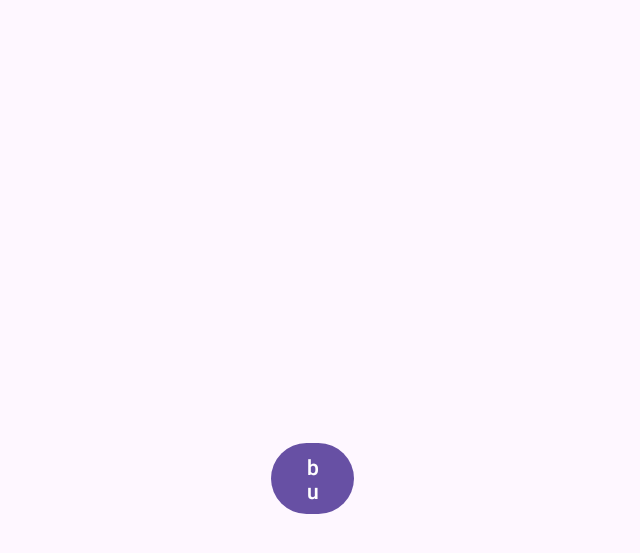
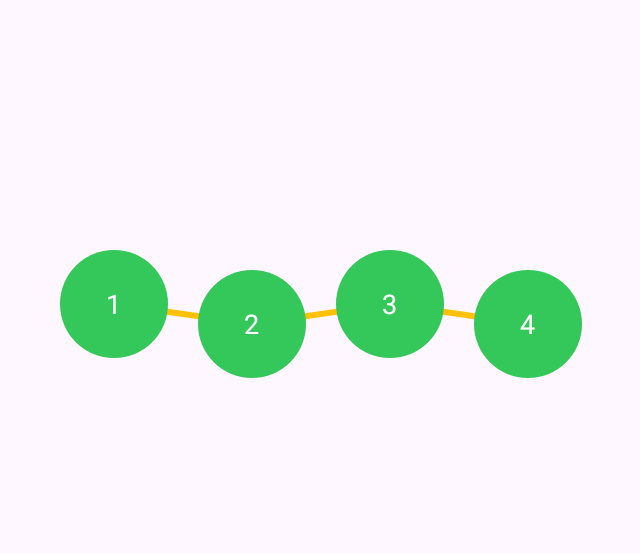
Before and after one commit to Cornalewski/virtual_piano, an Android app: the screen it shows after launch (Level_selection), on a phone screen of 824 x 412 dp (held sideways). Shown: the top 553 px of the screen, without its empty margins (18-658 px from the left). Run offline under Robolectric (Android 15) with nearby library versions, the phone set to English and light mode, and no system bars.

Commit message:
making selection screen

```diff
--- a/app/build.gradle.kts
+++ b/app/build.gradle.kts
@@ -37,6 +37,7 @@ dependencies {
     implementation(libs.material)
     implementation(libs.activity)
     implementation(libs.constraintlayout)
+    implementation(libs.recyclerview)
     testImplementation(libs.junit)
     androidTestImplementation(libs.ext.junit)
     androidTestImplementation(libs.espresso.core)
--- /dev/null
+++ b/app/src/main/java/com/example/virtual_piano/Level.java
@@ -0,0 +1,39 @@
+package com.example.virtual_piano;
+
+public class Level {
+    public String partituraPath;
+    public int numero;
+    public boolean desbloqueado;
+    public int estrelas;
+
+    public Level(int numero, String partituraPath, boolean desbloqueado, int estrelas) {
+        this.numero = numero;
+        this.partituraPath = partituraPath;
+        this.desbloqueado = desbloqueado;
+        this.estrelas = estrelas;
+    }
+
+    public int getNumero() {
+        return numero;
+    }
+
+    public String getPartituraPath() {
+        return partituraPath;
+    }
+
+    public boolean isDesbloqueado() {
+        return desbloqueado;
+    }
+
+    public void setDesbloqueado(boolean desbloqueado) {
+        this.desbloqueado = desbloqueado;
+    }
+
+    public int getEstrelas() {
+        return estrelas;
+    }
+
+    public void setEstrelas(int estrelas) {
+        this.estrelas = estrelas;
+    }
+}
--- /dev/null
+++ b/app/src/main/java/com/example/virtual_piano/LevelAdapter.java
@@ -0,0 +1,136 @@
+package com.example.virtual_piano;
+import static androidx.core.util.TypedValueCompat.dpToPx;
+
+import android.content.Context;
+import android.graphics.Color;
+import android.util.DisplayMetrics;
+import android.view.LayoutInflater;
+import android.view.View;
+import android.view.ViewGroup;
+import android.widget.ImageView;
+import android.widget.TextView;
+
+import androidx.annotation.NonNull;
+import androidx.recyclerview.widget.RecyclerView;
+
+import java.util.List;
+
+public class LevelAdapter extends RecyclerView.Adapter<LevelAdapter.LevelVH> {
+
+    private static List<Level> listaDeNiveis;
+    private static OnLevelClickListener listener; // interface para clique
+
+    public LevelAdapter(List<Level> lista) {
+        this.listaDeNiveis = lista;
+    }
+
+    public void setOnLevelClickListener(OnLevelClickListener l) {
+        this.listener = l;
+    }
+
+    @Override
+    public void onBindViewHolder(@NonNull LevelVH holder, int position) {
+        Level lvl = listaDeNiveis.get(position);
+        holder.bind(lvl);
+
+        DisplayMetrics metrics = holder.itemView.getContext()
+                .getResources()
+                .getDisplayMetrics();
+
+        RecyclerView.LayoutParams params =
+                (RecyclerView.LayoutParams) holder.itemView.getLayoutParams();
+
+        // 1) Espaçamento ENTRE iténs, na direção de rolagem (agora HORIZONTAL):
+        int spacingDp = 20;
+        int spacingPx = (int) dpToPx(spacingDp, metrics);
+        params.leftMargin = spacingPx;
+        if (position == listaDeNiveis.size() - 1) {
+            params.rightMargin = spacingPx;
+        } else {
+            params.rightMargin = 0;
+        }
+
+        // 2) Zig-zag VERTICAL: item par em cima, ímpar embaixo (ou vice-versa).
+        int zigzagDp = 180;
+        int zigzagPx = (int) dpToPx(zigzagDp, metrics);
+
+        // Zera margens verticais antes de definir:
+        params.topMargin = 0;
+        params.bottomMargin = 0;
+
+        if (position % 2 == 0) {
+            // posição par → empurra para CIMA (diminuindo espaço em cima → maior space embaixo)
+            params.topMargin = 250;
+            params.bottomMargin = zigzagPx;
+        } else {
+            // posição ímpar → empurra para BAIXO
+            params.topMargin = zigzagPx;
+            params.bottomMargin = 0;
+        }
+
+        holder.itemView.setLayoutParams(params);
+    }
+
+
+    @NonNull
+    @Override
+    public LevelVH onCreateViewHolder(@NonNull ViewGroup parent, int viewType) {
+        View view = LayoutInflater.from(parent.getContext())
+                .inflate(R.layout.level_item, parent, false);
+        return new LevelVH(view);
+    }
+
+    @Override
+    public int getItemCount() {
+        return listaDeNiveis.size();
+    }
+
+    static class LevelVH extends RecyclerView.ViewHolder {
+        ImageView imgBg, imgStarsOrCrown, imgFriend;
+        TextView tvNumber;
+
+        public LevelVH(@NonNull View itemView) {
+            super(itemView);
+            imgBg = itemView.findViewById(R.id.imgLevelBg);
+            tvNumber = itemView.findViewById(R.id.tvLevelNumber);
+            imgStarsOrCrown = itemView.findViewById(R.id.imgStarsOrCrown);
+            imgFriend = itemView.findViewById(R.id.imgFriendBadge);
+
+            itemView.setOnClickListener(v -> {
+                int idx = getAdapterPosition();
+                if (idx != RecyclerView.NO_POSITION && listener != null) {
+                    listener.onLevelClicked(listaDeNiveis.get(idx));
+                }
+            });
+        }
+
+        public void bind(Level lvl) {
+            // 1) Número
+            tvNumber.setText(String.valueOf(lvl.numero));
+
+            // 2) Estado “trancado X desbloqueado”
+            if (lvl.estrelas == 3) {
+                imgStarsOrCrown.setVisibility(View.VISIBLE);
+                //substutuir por ic_crown
+                imgStarsOrCrown.setImageResource(R.drawable.ic_star_filled);
+            } else if (lvl.estrelas > 0) {
+                imgStarsOrCrown.setVisibility(View.VISIBLE);
+                switch (lvl.estrelas) {
+                    case 1:
+                        //substutuir por ic_1star
+                        imgStarsOrCrown.setImageResource(R.drawable.ic_star_filled);
+                        break;
+                    case 2:
+                        //substutuir por ic_2star
+                        imgStarsOrCrown.setImageResource(R.drawable.ic_star_filled);
+                        break;
+                }
+            } else {
+                imgStarsOrCrown.setVisibility(View.GONE);
+            }
+        }
+    }
+        public interface OnLevelClickListener {
+            void onLevelClicked(Level level);
+        }
+}
--- a/app/src/main/java/com/example/virtual_piano/Level_selection.java
+++ b/app/src/main/java/com/example/virtual_piano/Level_selection.java
@@ -1,6 +1,8 @@
 package com.example.virtual_piano;
 
+import android.content.Context;
 import android.content.Intent;
+import android.content.res.AssetManager;
 import android.os.Bundle;
 import android.view.MotionEvent;
 import android.view.View;
@@ -8,77 +10,81 @@ import android.view.WindowManager;
 import android.widget.Button;
 import android.widget.TextView;
 import androidx.activity.EdgeToEdge;
+import androidx.annotation.NonNull;
 import androidx.annotation.Nullable;
 import androidx.appcompat.app.AppCompatActivity;
+import androidx.recyclerview.widget.LinearLayoutManager;
+import androidx.recyclerview.widget.RecyclerView;
+
+import java.io.IOException;
+import java.io.InputStream;
+import java.util.ArrayList;
+import java.util.List;
+import java.util.Objects;
 
 public class Level_selection extends AppCompatActivity {
-   Button b_selection,proximo;
-   TextView tv;
-   View card_box;
-    public static String[] removeElement(String[] arr, int index) {
-        if (arr == null || index >= arr.length) {
-            return arr; // Or throw an exception for invalid input
+
+    public Level_selection() throws IOException {
+    }
+    Level nives;
+    List<Level> listaDeNiveis = new ArrayList<>();
+
+    public void Carregar_Niveis(Context context, List<Level> listaDeNiveis) throws IOException {
+        AssetManager am = context.getAssets();
+        String[] aLevels = am.list("levels");
+        for (int i = 0; i< Objects.requireNonNull(aLevels).length; i++){
+            Level level = new Level(i+1,aLevels[i],false,0);
+            listaDeNiveis.add(level);
         }
-       if (index < 0){
-           index = arr.length -1;
-       }
-        String[] newArray = new String[arr.length - 1];
-        System.arraycopy(arr, 0, newArray, 0, index);
-        System.arraycopy(arr, index + 1, newArray, index, arr.length - index - 1);
-        return newArray;
-    }
-    public void mostrarCardBox(View v,String path) {
-        View cardBox = findViewById(R.id.card_view);
-        tv = findViewById(R.id.texto_caixa);
-        String[] temp = (path.split("[._]"));
-        temp = removeElement(temp,-1);
-        tv.setText(String.join(" ",temp).toUpperCase());
-        v.setOnTouchListener((view, event) -> {
-            switch (event.getAction()) {
-                case MotionEvent.ACTION_DOWN:
-                    cardBox.setVisibility(View.VISIBLE);
-                    return true;
-
-                case MotionEvent.ACTION_UP:
-                    view.performClick();
-                    return true;
-            }
-            return false;
-        });
-    }
-    public void proxima_tela(String path){
-      Intent it = new Intent(getBaseContext(),Play_music.class);
-      it.putExtra("Partitura",path);
-      setIntent(it);
-      startActivity(it);
-    }
-    public void Tela_musica(View v,String path){
-        mostrarCardBox(b_selection,path);
-        v.setOnTouchListener((view,event) ->{
-
-            switch (event.getAction()){
-                case MotionEvent.ACTION_DOWN:
-                    return true;
-                case MotionEvent.ACTION_UP:
-                    view.performClick();
-                    proxima_tela(path);
-                    return  true;
-            }
-            return false;
-        });
     }
 
+
+    @Override
+    public AssetManager getAssets() {
+        return super.getAssets();
+    }
+
+    @Override
     protected void onCreate(@Nullable Bundle savedInstanceState) {
         super.onCreate(savedInstanceState);
-        this.getWindow().setFlags(WindowManager.LayoutParams.FLAG_FULLSCREEN, WindowManager.LayoutParams.FLAG_FULLSCREEN);
-        EdgeToEdge.enable(this);
         setContentView(R.layout.selection_screen);
-        b_selection = findViewById(R.id.Level_1);
-        proximo = findViewById(R.id.iniciar);
-        Tela_musica(proximo,"ode_alegria.txt");
+        RecyclerView rvLevels = findViewById(R.id.rvLevels);
+        PathCanvasView pathCanvas = findViewById(R.id.pathCanvas);
 
+        // 1) Configurar LayoutManager
+        rvLevels.setLayoutManager(new LinearLayoutManager(this, RecyclerView.HORIZONTAL, false));
 
+        // 2) Popular lista de níveis
+        try {
+            Carregar_Niveis(this, listaDeNiveis);
+        } catch (IOException e) {
+            e.printStackTrace();
+        }
 
+        // 3) Criar e associar o adapter *após* preencher a lista
+        LevelAdapter adapter = new LevelAdapter(listaDeNiveis);
+        adapter.setOnLevelClickListener(new LevelAdapter.OnLevelClickListener() {
+            @Override
+            public void onLevelClicked(Level level) {
+                // Abrir a tela de Play_music, por exemplo
+                Intent it = new Intent(Level_selection.this, Play_music.class);
+                it.putExtra("Partitura", level.getPartituraPath());
+                startActivity(it);
+            }
+        });
+        rvLevels.setAdapter(adapter);
+        // 4) “Linkar” o PathCanvasView para desenhar sobre o RecyclerView
+        pathCanvas.bindRecyclerView(rvLevels, adapter);
 
-    }
-}
+        // 5) Garante que, a cada scroll/alteração de layout, a linha seja redesenhada
+        rvLevels.addOnScrollListener(new RecyclerView.OnScrollListener() {
+            @Override
+            public void onScrolled(@NonNull RecyclerView recyclerView, int dx, int dy) {
+                super.onScrolled(recyclerView, dx, dy);
+                pathCanvas.invalidate();
+            }
+        });
+        rvLevels.addOnLayoutChangeListener((v, l, t, r, b, ol, ot, or, ob) -> {
+            pathCanvas.invalidate();
+        });
+    }}
--- /dev/null
+++ b/app/src/main/java/com/example/virtual_piano/PathCanvasView.java
@@ -0,0 +1,92 @@
+package com.example.virtual_piano;
+
+import android.content.Context;
+import android.graphics.Canvas;
+import android.graphics.Color;
+import android.graphics.Paint;
+import android.graphics.Path;
+import android.util.AttributeSet;
+import android.util.TypedValue;
+import android.view.View;
+
+import androidx.recyclerview.widget.RecyclerView;
+
+public class PathCanvasView extends View {
+
+    private Paint paintLine;
+    private Path path = new Path();
+
+    // Para armazenar referências ao RecyclerView e ao adapter
+    private RecyclerView recyclerView;
+    private LevelAdapter adapter;
+
+    public PathCanvasView(Context ctx) {
+        super(ctx);
+        init();
+    }
+
+    public PathCanvasView(Context ctx, AttributeSet attrs) {
+        super(ctx, attrs);
+        init();
+    }
+
+    private void init() {
+        paintLine = new Paint(Paint.ANTI_ALIAS_FLAG);
+        paintLine.setStyle(Paint.Style.STROKE);
+        paintLine.setStrokeWidth(dpToPx(getContext(), 4));
+        paintLine.setColor(Color.parseColor("#FFC107")); // amarelo/dourado, por exemplo
+    }
+
+    /**
+     * Liga o PathCanvasView ao RecyclerView para consultar posições dos items.
+     */
+    public void bindRecyclerView(RecyclerView rv, LevelAdapter adapter) {
+        this.recyclerView = rv;
+        this.adapter = adapter;
+    }
+
+    @Override
+    protected void onDraw(Canvas canvas) {
+        super.onDraw(canvas);
+        if (recyclerView == null || adapter == null) return;
+
+        path.reset();
+        boolean firstPoint = true;
+
+        // Para cada posição de item no adapter, tenta pegar o ViewHolder atual
+        for (int i = 0; i < adapter.getItemCount(); i++) {
+            RecyclerView.ViewHolder vh = recyclerView.findViewHolderForAdapterPosition(i);
+            if (vh != null) {
+                // Obtém o View (LevelItem) e calcula seu ponto central
+                View itemView = vh.itemView;
+                float cx = itemView.getX() + itemView.getWidth() / 2f;
+                float cy = itemView.getY() + itemView.getHeight() / 2f;
+                float lastX = cx ;
+                float lastY = cy;
+
+                if (firstPoint) {
+                    path.moveTo(cx, cy);
+                    lastX = cx;
+                    lastY = cy;
+                    firstPoint = false;
+                } else {
+                    float controlX = (lastX + cx) / 2f;
+                    float controlY = (lastY + cy) / 2f; // curva levemente pra cima
+                    path.quadTo(controlX, controlY, cx, cy);
+                    lastX = cx;
+                    lastY = cy;
+                }
+
+            }
+        }
+
+        // Desenha o traçado
+        canvas.drawPath(path, paintLine);
+    }
+
+    private int dpToPx(Context ctx, int dp){
+        return (int) TypedValue.applyDimension(
+                TypedValue.COMPLEX_UNIT_DIP, dp, ctx.getResources().getDisplayMetrics()
+        );
+    }
+}
--- a/app/src/main/java/com/example/virtual_piano/Play_music.java
+++ b/app/src/main/java/com/example/virtual_piano/Play_music.java
@@ -4,8 +4,6 @@ import android.content.Context;
 import android.content.Intent;
 import android.os.Bundle;
 import android.os.Handler;
-import android.os.Looper;
-import android.util.Log;
 import android.view.MotionEvent;
 import android.view.View;
 import android.media.SoundPool;
@@ -152,7 +150,7 @@ public class Play_music extends AppCompatActivity {
         Pattern padraoNota = Pattern.compile("([A-Ga-g]#?[0-9])");
         List<Nota> lista = new ArrayList<>();
 
-        try (InputStream is = context.getAssets().open(nomeArquivo);
+        try (InputStream is = context.getAssets().open("levels/"+nomeArquivo);
              BufferedReader br = new BufferedReader(new InputStreamReader(is))) {
             String linha;
             while ((linha = br.readLine()) != null) {
--- /dev/null
+++ b/app/src/main/res/drawable/circle_background_available.xml
@@ -0,0 +1,6 @@
+<?xml version="1.0" encoding="utf-8"?>
+<shape xmlns:android="http://schemas.android.com/apk/res/android"
+    android:shape="oval">
+    <solid android:color="#34C759" /> <!-- cor de exemplo para “nível disponível” -->
+    <size android:width="80dp" android:height="80dp" />
+</shape>
--- /dev/null
+++ b/app/src/main/res/drawable/circle_background_locked.xml
@@ -0,0 +1,6 @@
+<?xml version="1.0" encoding="utf-8"?>
+<shape xmlns:android="http://schemas.android.com/apk/res/android"
+    android:shape="oval">
+    <solid android:color="#CCCCCC" />
+    <size android:width="80dp" android:height="80dp" />
+</shape>
--- /dev/null
+++ b/app/src/main/res/layout/level_item.xml
@@ -0,0 +1,43 @@
+<FrameLayout xmlns:android="http://schemas.android.com/apk/res/android"
+    android:id="@+id/containerLevelItem"
+    android:layout_width="72dp"
+    android:layout_height="72dp"
+    android:layout_margin="8dp">
+
+    <!-- 1) Fundo circular -->
+    <ImageView
+        android:id="@+id/imgLevelBg"
+        android:layout_width="match_parent"
+        android:layout_height="match_parent"
+        android:src="@drawable/circle_background_available"
+        android:scaleType="centerCrop" />
+
+    <!-- 2) Número do nível -->
+    <TextView
+        android:id="@+id/tvLevelNumber"
+        android:layout_width="wrap_content"
+        android:layout_height="wrap_content"
+        android:text="1"
+        android:textSize="18sp"
+        android:textColor="@android:color/white"
+        android:layout_gravity="center" />
+
+    <!-- 3) Ícones de estrelas ou coroa (inicialmente invisível) -->
+    <ImageView
+        android:id="@+id/imgStarsOrCrown"
+        android:layout_width="20dp"
+        android:layout_height="20dp"
+        android:layout_gravity="bottom|end"
+        android:visibility="gone"
+        android:src="@drawable/ic_star_filled" />
+
+    <!-- 4) Opcional: ícone de amigo -->
+    <ImageView
+        android:id="@+id/imgFriendBadge"
+        android:layout_width="16dp"
+        android:layout_height="16dp"
+        android:layout_gravity="top|end"
+        android:visibility="gone"
+        android:src="@drawable/ic_launcher_background" />
+
+</FrameLayout>
--- a/app/src/main/res/layout/selection_screen.xml
+++ b/app/src/main/res/layout/selection_screen.xml
@@ -1,73 +1,21 @@
-<?xml version="1.0" encoding="utf-8"?>
-<androidx.constraintlayout.widget.ConstraintLayout xmlns:android="http://schemas.android.com/apk/res/android"
-    xmlns:app="http://schemas.android.com/apk/res-auto"
-    xmlns:tools="http://schemas.android.com/tools"
+<FrameLayout
+    xmlns:android="http://schemas.android.com/apk/res/android"
     android:layout_width="match_parent"
     android:layout_height="match_parent">
 
-    <Button
-        android:id="@+id/Level_1"
-        android:layout_width="55dp"
-        android:layout_height="55dp"
-        android:text="button"
-        app:layout_constraintBottom_toBottomOf="parent"
-        app:layout_constraintEnd_toEndOf="parent"
-        app:layout_constraintHorizontal_bias="0.251"
-        app:layout_constraintStart_toStartOf="parent"
-        app:layout_constraintTop_toTopOf="parent"
-        app:layout_constraintVertical_bias="0.817" />
+    <!-- 1) Custom View para desenhar o “caminho” entre níveis -->
+    <com.example.virtual_piano.PathCanvasView
+        android:id="@+id/pathCanvas"
+        android:layout_width="match_parent"
+        android:layout_height="match_parent"/>
 
-    <androidx.cardview.widget.CardView
-        android:id="@+id/card_view"
-        android:layout_width="200dp"
-        android:layout_height="200dp"
-        android:visibility="invisible"
-        app:layout_constraintBottom_toTopOf="@+id/Level_1"
-        app:layout_constraintEnd_toEndOf="parent"
-        app:layout_constraintHorizontal_bias="0.184"
-        app:layout_constraintStart_toStartOf="parent"
-        app:layout_constraintTop_toTopOf="parent" >
-
-        <androidx.constraintlayout.widget.ConstraintLayout
-            android:layout_width="match_parent"
-            android:layout_height="match_parent">
-
-            <Button
-                android:id="@+id/iniciar"
-                android:layout_width="wrap_content"
-                android:layout_height="wrap_content"
-                android:layout_marginBottom="36dp"
-                android:text="Começar"
-                android:visibility="visible"
-                app:layout_constraintBottom_toBottomOf="parent"
-                app:layout_constraintEnd_toEndOf="parent"
-                app:layout_constraintStart_toStartOf="parent" />
-
-            <TextView
-                android:id="@+id/texto_caixa"
-                android:layout_width="wrap_content"
-                android:layout_height="wrap_content"
-                android:text="TextView"
-                app:layout_constraintBottom_toTopOf="@+id/iniciar"
-                app:layout_constraintEnd_toEndOf="parent"
-                app:layout_constraintStart_toStartOf="parent"
-                app:layout_constraintTop_toTopOf="parent"
-                app:layout_constraintVertical_bias="0.257" />
-        </androidx.constraintlayout.widget.ConstraintLayout>
-    </androidx.cardview.widget.CardView>
-
-    <androidx.constraintlayout.widget.Guideline
-        android:id="@+id/guideline"
-        android:layout_width="wrap_content"
-        android:layout_height="wrap_content"
-        android:orientation="vertical"
-        app:layout_constraintGuide_begin="20dp" />
-
-    <androidx.constraintlayout.widget.Guideline
-        android:id="@+id/guideline2"
-        android:layout_width="wrap_content"
-        android:layout_height="wrap_content"
-        android:orientation="vertical"
-        app:layout_constraintGuide_begin="20dp" />
-
-</androidx.constraintlayout.widget.ConstraintLayout>
+    <!-- 2) RecyclerView (ou NestedScrollView + LinearLayout) para os itens -->
+    <androidx.recyclerview.widget.RecyclerView
+        android:id="@+id/rvLevels"
+        android:layout_width="match_parent"
+        android:layout_height="match_parent"
+        android:clipToPadding="false"
+        android:paddingLeft="32dp"
+        android:paddingRight="32dp"
+        android:scrollbars="none"/>
+</FrameLayout>
--- a/gradle/libs.versions.toml
+++ b/gradle/libs.versions.toml
@@ -7,6 +7,7 @@ appcompat = "1.7.0"
 material = "1.12.0"
 activity = "1.10.1"
 constraintlayout = "2.2.1"
+recyclerview = "1.4.0"
 
 [libraries]
 junit = { group = "junit", name = "junit", version.ref = "junit" }
@@ -16,6 +17,7 @@ appcompat = { group = "androidx.appcompat", name = "appcompat", version.ref = "a
 material = { group = "com.google.android.material", name = "material", version.ref = "material" }
 activity = { group = "androidx.activity", name = "activity", version.ref = "activity" }
 constraintlayout = { group = "androidx.constraintlayout", name = "constraintlayout", version.ref = "constraintlayout" }
+recyclerview = { group = "androidx.recyclerview", name = "recyclerview", version.ref = "recyclerview" }
 
 [plugins]
 android-application = { id = "com.android.application", version.ref = "agp" }
```
Also changed, not shown: app/src/main/assets/levels/litteroot_town.txt (renamed from app/src/main/assets/litteroot_town.txt), app/src/main/assets/levels/nocture_op_15.txt (renamed from app/src/main/assets/nocture_op_15.txt), app/src/main/assets/levels/ode_alegria.txt (renamed from app/src/main/assets/ode_alegria.txt), app/src/main/assets/levels/wedding_march.txt (renamed from app/src/main/assets/wedding_march.txt), app/src/main/res/drawable-nodpi/ic_lock.png (added), app/src/main/res/drawable-nodpi/ic_star_empty.png (added), app/src/main/res/drawable-nodpi/ic_star_filled.png (added).
